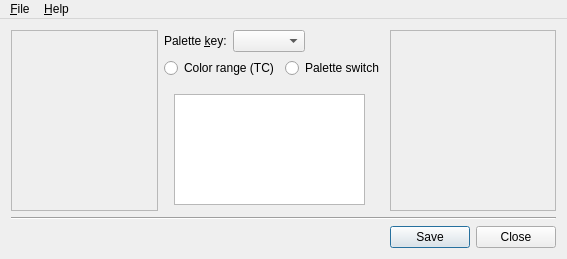
First picture: the form in mainwindow.ui, repository irydacea/wespal, before the edit.
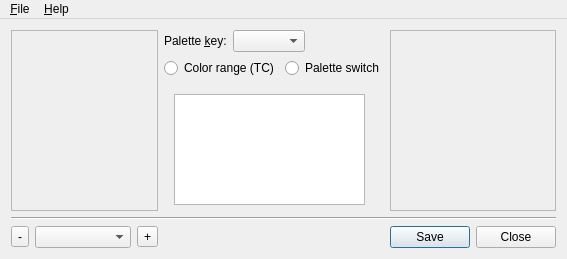
Second picture: the form after the edit. Icons and pictures are not drawn.

Commit message: Implement zooming per artisticdude's feedback

Patch:
```diff
--- a/mainwindow.ui
+++ b/mainwindow.ui
@@ -217,6 +217,31 @@
       </property>
      </widget>
     </item>
+    <item row="4" column="0">
+     <layout class="QHBoxLayout" name="horizontalLayout_2">
+      <item>
+       <widget class="QToolButton" name="tbZoomOut">
+        <property name="text">
+         <string>-</string>
+        </property>
+       </widget>
+      </item>
+      <item>
+       <widget class="QComboBox" name="cbxZoomFactor">
+        <property name="editable">
+         <bool>false</bool>
+        </property>
+       </widget>
+      </item>
+      <item>
+       <widget class="QToolButton" name="tbZoomIn">
+        <property name="text">
+         <string>+</string>
+        </property>
+       </widget>
+      </item>
+     </layout>
+    </item>
    </layout>
   </widget>
   <widget class="QMenuBar" name="menuBar">
```
The commit also changes 2 other files.
